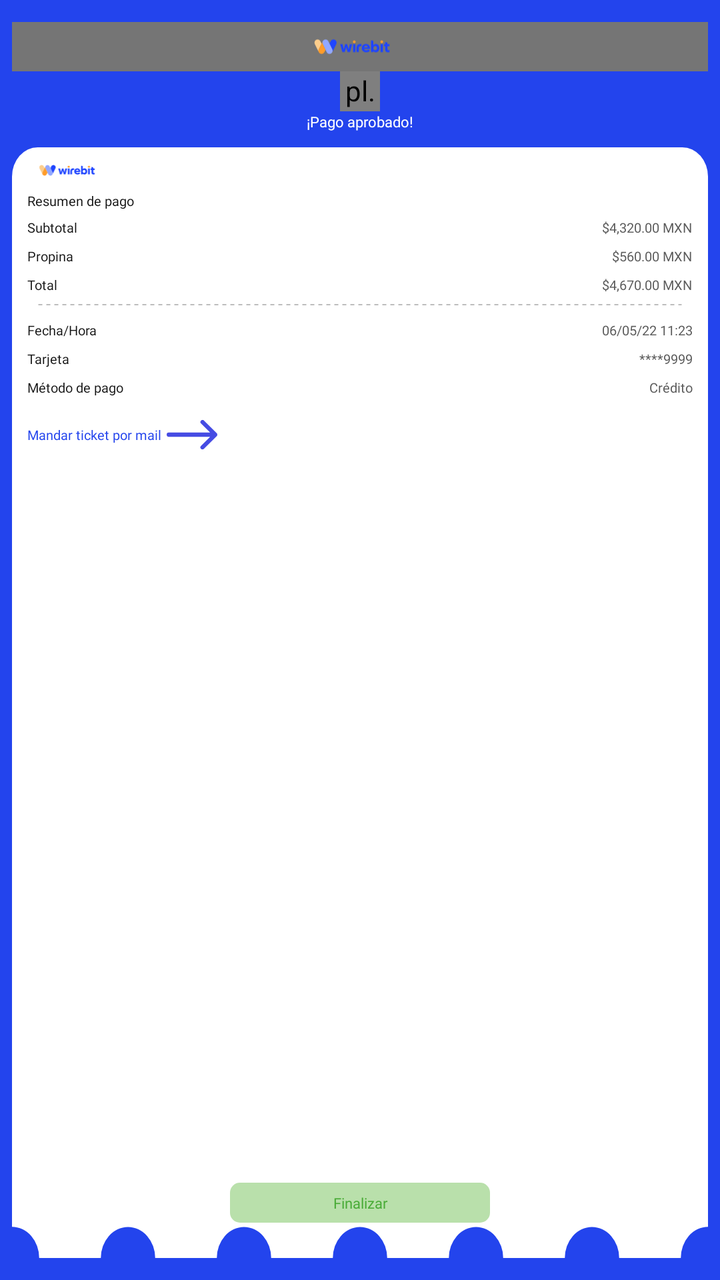
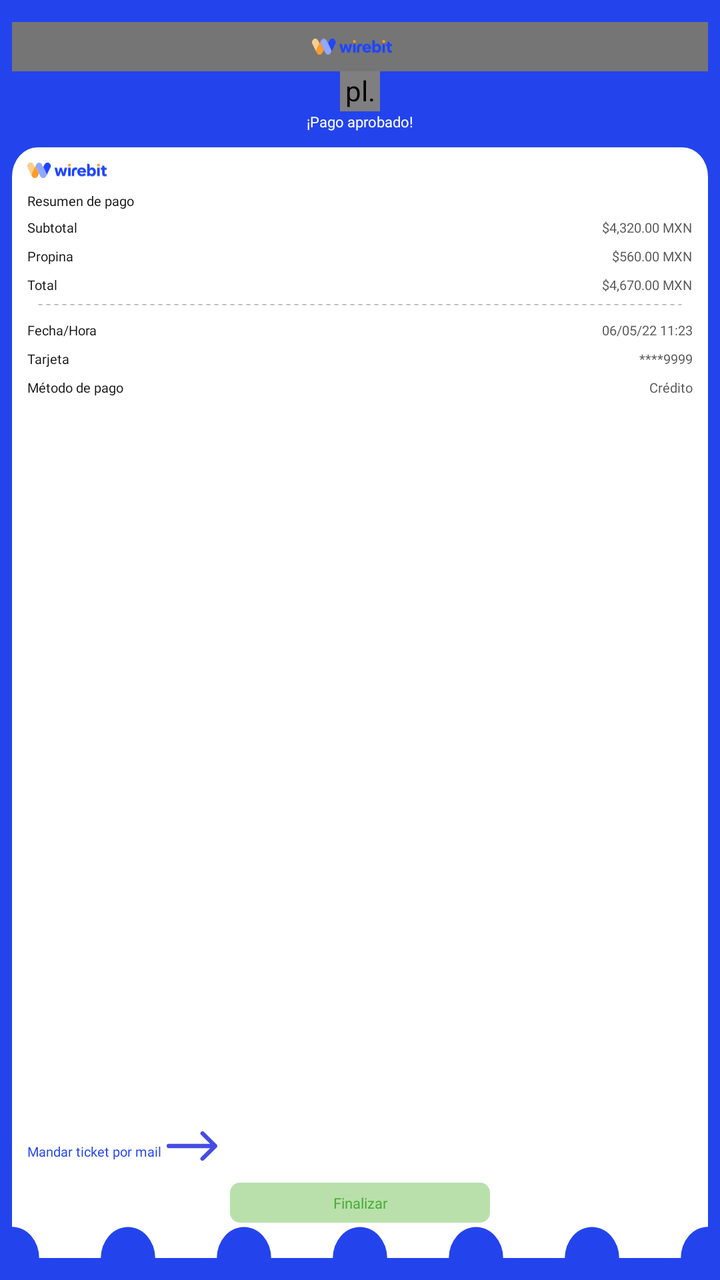

Compare the two renders of this Android layout. The source of the first and the diff that turns it into the second are given below.
<!-- AndroidManifest.xml: application theme AppThemeDown -->
<!-- res/layout/wmx_final_ticket_transaction.xml -->
<?xml version="1.0" encoding="utf-8"?>
<LinearLayout xmlns:android="http://schemas.android.com/apk/res/android"
    xmlns:app="http://schemas.android.com/apk/res-auto"
    android:layout_width="match_parent"
    android:layout_height="match_parent"
    android:orientation="vertical"
    android:paddingLeft="18px"
    android:paddingTop="33px"
    android:paddingRight="18px"
    android:paddingBottom="33px"
    android:background="#2344ED"
    >
    <include layout="@layout/toolbar_layout" />

    <LinearLayout
        android:layout_width="match_parent"
        android:layout_height="wrap_content"
        android:layout_marginBottom="24px"
        android:gravity="center_horizontal"
        android:orientation="vertical">

        <pl.droidsonroids.gif.GifImageView
            android:id="@+id/giv_card_status"
            android:layout_width="60px"
            android:layout_height="60px"
            android:src="@drawable/palomita" />

        <TextView
            android:id="@+id/textView16"
            android:layout_width="wrap_content"
            android:layout_height="wrap_content"
            android:layout_weight="1"
            android:fontFamily="@font/dm_sans_medium"
            android:text="¡Pago aprobado!"
            android:textColor="#FFFFFF"
            android:textSize="22px" />

    </LinearLayout>


    <LinearLayout
        android:layout_width="match_parent"
        android:layout_height="match_parent"
        android:background="@drawable/fondo_ticket"
        android:orientation="vertical"
        android:padding="23px">

        <LinearLayout
            android:layout_width="wrap_content"
            android:layout_height="wrap_content"
            android:orientation="horizontal">

            <ImageView
                android:id="@+id/imageView3"
                android:layout_width="119.41px"
                android:layout_height="22.9px"
                android:layout_marginBottom="20px"
                app:srcCompat="@drawable/wirebit_logotipo2022_color" />

        </LinearLayout>

        <TextView
            android:id="@+id/textView17"
            android:layout_width="wrap_content"
            android:layout_height="wrap_content"
            android:layout_marginBottom="12px"
            android:fontFamily="@font/dm_sans_medium"
            android:text="Resumen de pago"
            android:textColor="#0F0F0F"
            android:textSize="20px" />

        <LinearLayout
            android:layout_width="match_parent"
            android:layout_height="wrap_content"
            android:layout_marginBottom="15px"
            android:orientation="horizontal">

            <TextView
                android:id="@+id/textView18"
                android:layout_width="wrap_content"
                android:layout_height="wrap_content"

                android:layout_weight="1"
                android:fontFamily="@font/dm_sans"
                android:text="Subtotal"
                android:textColor="#121212"
                android:textSize="20px" />

            <TextView
                android:id="@+id/textView25"
                android:layout_width="wrap_content"
                android:layout_height="wrap_content"
                android:fontFamily="@font/dm_sans"
                android:text="$4,320.00 MXN"
                android:textColor="#5A5A5A"
                android:textSize="20px" />
        </LinearLayout>

        <LinearLayout
            android:layout_width="match_parent"
            android:layout_height="wrap_content"
            android:layout_marginBottom="15px"
            android:orientation="horizontal">

            <TextView
                android:id="@+id/textView18"
                android:layout_width="wrap_content"
                android:layout_height="wrap_content"
                android:layout_weight="1"
                android:fontFamily="@font/dm_sans"
                android:text="Propina"
                android:textColor="#121212"
                android:textSize="20px" />

            <TextView
                android:id="@+id/textView25"
                android:layout_width="wrap_content"
                android:layout_height="wrap_content"
                android:fontFamily="@font/dm_sans"
                android:text="$560.00 MXN"
                android:textColor="#5A5A5A"
                android:textSize="20px" />
        </LinearLayout>

        <LinearLayout
            android:layout_width="match_parent"
            android:layout_height="wrap_content"
            android:layout_marginBottom="15px"
            android:orientation="horizontal">

            <TextView
                android:id="@+id/textView18"
                android:layout_width="wrap_content"
                android:layout_height="wrap_content"
                android:layout_weight="1"
                android:fontFamily="@font/dm_sans"
                android:text="Total"
                android:textColor="#121212"
                android:textSize="20px" />

            <TextView
                android:id="@+id/textView25"
                android:layout_width="wrap_content"
                android:layout_height="wrap_content"
                android:fontFamily="@font/dm_sans"
                android:text="$4,670.00 MXN"
                android:textColor="#5A5A5A"
                android:textSize="20px" />
        </LinearLayout>

        <ImageView
            android:layout_width="match_parent"
            android:layout_height="wrap_content"
            android:layout_marginLeft="16px"
            android:layout_marginRight="16px"
            android:layout_marginBottom="23px"
            android:backgroundTint="#A3A6FC"
            android:contentDescription="underline"
            android:layerType="software"
            android:src="@drawable/dotted_line" />

        <LinearLayout
            android:layout_width="match_parent"
            android:layout_height="wrap_content"
            android:layout_marginBottom="15px"
            android:orientation="horizontal">

            <TextView
                android:id="@+id/textView18"
                android:layout_width="wrap_content"
                android:layout_height="wrap_content"
                android:layout_weight="1"
                android:fontFamily="@font/dm_sans"
                android:text="Fecha/Hora"
                android:textColor="#121212"
                android:textSize="20px" />

            <TextView
                android:id="@+id/textView25"
                android:layout_width="wrap_content"
                android:layout_height="wrap_content"
                android:fontFamily="@font/dm_sans"
                android:text="06/05/22 11:23"
                android:textColor="#5A5A5A"
                android:textSize="20px" />
        </LinearLayout>

        <LinearLayout
            android:layout_width="match_parent"
            android:layout_height="wrap_content"
            android:layout_marginBottom="15px"
            android:orientation="horizontal">

            <TextView
                android:id="@+id/textView18"
                android:layout_width="wrap_content"
                android:layout_height="wrap_content"
                android:layout_weight="1"
                android:fontFamily="@font/dm_sans"
                android:text="Tarjeta"
                android:textColor="#121212"
                android:textSize="20px" />

            <TextView
                android:id="@+id/textView25"
                android:layout_width="wrap_content"
                android:layout_height="wrap_content"
                android:fontFamily="@font/dm_sans"
                android:text="****9999"
                android:textColor="#5A5A5A"
                android:textSize="20px" />
        </LinearLayout>

        <LinearLayout
            android:layout_width="match_parent"
            android:layout_height="wrap_content"
            android:layout_marginBottom="35px"
            android:orientation="horizontal">

            <TextView
                android:id="@+id/textView18"
                android:layout_width="wrap_content"
                android:layout_height="wrap_content"
                android:layout_weight="1"
                android:fontFamily="@font/dm_sans"
                android:text="Método de pago"
                android:textColor="#121212"
                android:textSize="20px" />

            <TextView
                android:id="@+id/textView25"
                android:layout_width="wrap_content"
                android:layout_height="wrap_content"
                android:fontFamily="@font/dm_sans"
                android:text="Crédito"
                android:textColor="#5A5A5A"
                android:textSize="20px" />
        </LinearLayout>

        <LinearLayout
            android:layout_width="match_parent"
            android:layout_height="wrap_content"
            android:layout_marginBottom="33px"
            android:gravity="center_vertical"
            android:orientation="horizontal">

            <TextView
                android:id="@+id/textView25"
                android:layout_width="wrap_content"
                android:layout_height="wrap_content"
                android:layout_marginRight="8px"
                android:fontFamily="@font/dm_sans_medium"
                android:text="Mandar ticket por mail"
                android:textColor="#2344ED"
                android:textSize="20px" />

            <ImageView
                android:layout_width="wrap_content"
                android:layout_height="wrap_content"
                android:src="@drawable/flecha_ticket" />
        </LinearLayout>

        <LinearLayout
            android:layout_width="match_parent"
            android:layout_height="wrap_content"
            android:layout_marginBottom="30px"
            android:layout_weight="1"
            android:gravity="bottom|center_horizontal"

            android:orientation="vertical">

            <androidx.appcompat.widget.AppCompatButton
                android:id="@+id/btn_ticket_final"
                android:layout_width="390px"
                android:layout_height="60px"
                android:background="@drawable/rounded_corner"
                android:backgroundTint="#B9E0AB"
                android:enabled="false"
                android:fontFamily="@font/dm_sans_bold"
                android:minHeight="50dip"
                android:stateListAnimator="@null"
                android:text="Finalizar"
                android:textAllCaps="false"
                android:textColor="#4AAC38"
                android:textSize="22px" />
        </LinearLayout>


    </LinearLayout>

</LinearLayout>
<!-- res/layout/toolbar_layout.xml (included above) -->
<androidx.appcompat.widget.Toolbar xmlns:android="http://schemas.android.com/apk/res/android"
    xmlns:app="http://schemas.android.com/apk/res-auto"
    android:id="@+id/toolbar"
    android:layout_width="match_parent"
    android:layout_height="74px"
    android:background="?attr/colorPrimaryDark"
    android:minHeight="@dimen/abc_action_bar_default_height_material"
    android:visibility="visible"
    app:contentInsetEnd="0dp"
    app:contentInsetStart="0dp"
    app:popupTheme="@style/ThemeOverlay.AppCompat.Light"
    app:theme="@style/ThemeOverlay.AppCompat.Dark.ActionBar">


    <TextView
        android:id="@+id/txt_toolbar_title"
        android:layout_width="wrap_content"
        android:layout_height="wrap_content"
        android:layout_gravity="center"
        android:ellipsize="middle"
        android:fontFamily="@font/dm_sans_medium"
        android:singleLine="true"
        android:textColor="#121212"
        android:textSize="22px"
        android:visibility="gone" />

    <ImageView
        android:id="@+id/img_invisible_margin"
        android:layout_width="?android:attr/actionBarSize"
        android:layout_height="48dp"
        android:visibility="invisible" />

    <LinearLayout
        android:id="@+id/toolbar_logo_container"
        android:layout_width="match_parent"
        android:layout_height="match_parent"
        android:layout_gravity="center"
        android:layout_marginRight="?android:attr/actionBarSize"
        android:paddingRight="24px"
        android:gravity="center"
        >

        <ImageView
            android:id="@+id/toolbar_logo"
            android:layout_width="120px"
            android:layout_height="match_parent"
            android:layout_gravity="center"
            android:src="@drawable/wirebit_logotipo2022_color" />
    </LinearLayout>


    <LinearLayout
        android:id="@+id/toolbar_btn_calendar"
        android:layout_width="51px"
        android:layout_height="51px"
        android:layout_gravity="right"
        android:background="@drawable/rounded_corner"
        android:backgroundTint="#fff"
        android:gravity="center"
        android:layout_marginRight="35px"
        android:padding="10px"
        android:visibility="gone">

        <ImageView
            android:id="@+id/iv_calendar"
            android:layout_width="wrap_content"
            android:layout_height="wrap_content"
            android:src="@drawable/calendario" />
    </LinearLayout>

</androidx.appcompat.widget.Toolbar>
<!-- resources referenced by this layout -->
<resources>
  <!-- drawable dotted_line (drawable) -->
  <?xml version="1.0" encoding="utf-8"?>
  <shape xmlns:android="http://schemas.android.com/apk/res/android"
      android:shape="line" >
  
      <stroke
          android:dashGap="6px"
          android:dashWidth="6px"
          android:width="1px"
          android:color="#7C7C7C" />
  
      <size android:height="2px" />
  
  
  </shape>
  <!-- drawable rounded_corner (drawable) -->
  <?xml version="1.0" encoding="utf-8"?>
  <shape xmlns:android="http://schemas.android.com/apk/res/android"
      android:shape="rectangle" >
  
      <corners
          android:radius="15px"/>
  
      <solid android:color="#2344ED" />
  
      <padding
          android:bottom="0dp"
          android:left="0dp"
          android:right="0dp"
          android:top="0dp" />
  
  
  </shape>
  <!-- drawable wirebit_logotipo2022_color: vector/xml drawable (drawable, 3476 chars, omitted) -->
  <style name="MyActionBar" parent="@android:style/Widget.Holo.Light.ActionBar">
          <item name="android:background">@color/action_bar</item>
          <item name="android:indeterminateProgressStyle">@style/ActionBarProgressBar.MyStyle</item>
          <item name="android:titleTextStyle">@style/TitleTextStyle</item>
          <item name="android:displayOptions">showHome|homeAsUp|showTitle</item>
          <item name="android:icon">@android:color/transparent</item>
          <item name="windowActionBar">false</item>
          <item name="windowNoTitle">true</item>
      </style>
  <style name="MyTheme.ActionBar.TabBar" parent="android:style/Widget.Holo.Light.ActionBar.TabBar">
          
          <item name="android:background">@color/eb_col_7</item>
      </style>
  <style name="ActionBarTabStyle" parent="android:style/Widget.Holo.ActionBar.TabView">
          <item name="android:background">@drawable/edm_detail_actionbar_tabview_style</item>
      </style>
  <style name="CustomOptionsMenu" parent="Widget.AppCompat.PopupMenu.Overflow">
          <item name="android:popupBackground">@color/eb_col_12</item>
      </style>
  <style name="PopupMenu" parent="@style/Widget.AppCompat.Light.PopupMenu">
          <item name="android:popupBackground">@color/eb_col_14</item>
      </style>
  <style name="customSpinnerStyle" parent="android:Widget.ListView.DropDown">
          <item name="android:divider">@color/segment_line</item>
          <item name="android:dividerHeight">0dp</item>
      </style>
  <style name="OverFlow" parent="@android:style/Widget.Holo.ActionButton.Overflow">
          <item name="android:src">@drawable/action_bar_more</item>
      </style>
  <style name="MyMenuTextAppearance" parent="@style/TextAppearance.AppCompat.Widget.ActionBar.Menu">
          <item name="android:textAllCaps">false</item>
      </style>
  <color name="action_bar">@color/eb_col_4</color>
  <style name="ActionBarProgressBar.MyStyle" parent="@android:style/Widget.Holo.ProgressBar.Small">
          <item name="android:minWidth">28dp</item>
          <item name="android:maxWidth">28dp</item>
          <item name="android:minHeight">28dp</item>
          <item name="android:maxHeight">28dp</item>
      </style>
  <style name="TitleTextStyle">
          <item name="android:textSize">18.0sp</item>
          <item name="android:textColor">@color/eb_col_7</item>
      </style>
  <color name="eb_col_7">#ffffff</color>
  <color name="eb_col_12">#f8f8f8</color>
  <color name="eb_col_14">#00A1DE</color>
  <color name="segment_line">@color/eb_col_12</color>
  <color name="eb_col_4">#004C90</color>
  <!-- unchanged entries left out for length: 8 -->
</resources>

<!-- the commit's change to res/layout/wmx_final_ticket_transaction.xml (unified diff, before → after) -->
@@ -46,13 +46,14 @@
         android:padding="23px">
 
         <LinearLayout
-            android:layout_width="wrap_content"
-            android:layout_height="wrap_content"
+            android:layout_width="match_parent"
+            android:layout_height="wrap_content"
+            android:gravity="left"
             android:orientation="horizontal">
 
             <ImageView
                 android:id="@+id/imageView3"
-                android:layout_width="119.41px"
+                android:layout_width="119px"
                 android:layout_height="22.9px"
                 android:layout_marginBottom="20px"
                 app:srcCompat="@drawable/wirebit_logotipo2022_color" />
@@ -60,7 +61,7 @@
         </LinearLayout>
 
         <TextView
-            android:id="@+id/textView17"
+            android:id="@+id/ticket_tv_title"
             android:layout_width="wrap_content"
             android:layout_height="wrap_content"
             android:layout_marginBottom="12px"
@@ -70,6 +71,7 @@
             android:textSize="20px" />
 
         <LinearLayout
+            android:id="@+id/ticket_ll_subtotal"
             android:layout_width="match_parent"
             android:layout_height="wrap_content"
             android:layout_marginBottom="15px"
@@ -87,7 +89,7 @@
                 android:textSize="20px" />
 
             <TextView
-                android:id="@+id/textView25"
+                android:id="@+id/ticket_tv_subtotal_value"
                 android:layout_width="wrap_content"
                 android:layout_height="wrap_content"
                 android:fontFamily="@font/dm_sans"
@@ -103,7 +105,7 @@
             android:orientation="horizontal">
 
             <TextView
-                android:id="@+id/textView18"
+                android:id="@+id/ticket_tv_tip_label"
                 android:layout_width="wrap_content"
                 android:layout_height="wrap_content"
                 android:layout_weight="1"
@@ -113,7 +115,7 @@
                 android:textSize="20px" />
 
             <TextView
-                android:id="@+id/textView25"
+                android:id="@+id/ticket_tv_tip_value"
                 android:layout_width="wrap_content"
                 android:layout_height="wrap_content"
                 android:fontFamily="@font/dm_sans"
@@ -129,7 +131,7 @@
             android:orientation="horizontal">
 
             <TextView
-                android:id="@+id/textView18"
+                android:id="@+id/ticket_tv_total_label"
                 android:layout_width="wrap_content"
                 android:layout_height="wrap_content"
                 android:layout_weight="1"
@@ -139,7 +141,7 @@
                 android:textSize="20px" />
 
             <TextView
-                android:id="@+id/textView25"
+                android:id="@+id/ticket_tv_total_value"
                 android:layout_width="wrap_content"
                 android:layout_height="wrap_content"
                 android:fontFamily="@font/dm_sans"
@@ -176,7 +178,7 @@
                 android:textSize="20px" />
 
             <TextView
-                android:id="@+id/textView25"
+                android:id="@+id/ticket_tv_time_value"
                 android:layout_width="wrap_content"
                 android:layout_height="wrap_content"
                 android:fontFamily="@font/dm_sans"
@@ -202,7 +204,7 @@
                 android:textSize="20px" />
 
             <TextView
-                android:id="@+id/textView25"
+                android:id="@+id/ticket_tv_card_value"
                 android:layout_width="wrap_content"
                 android:layout_height="wrap_content"
                 android:fontFamily="@font/dm_sans"
@@ -228,7 +230,7 @@
                 android:textSize="20px" />
 
             <TextView
-                android:id="@+id/textView25"
+                android:id="@+id/ticket_tv_method_value"
                 android:layout_width="wrap_content"
                 android:layout_height="wrap_content"
                 android:fontFamily="@font/dm_sans"
@@ -238,10 +240,12 @@
         </LinearLayout>
 
         <LinearLayout
+            android:id="@+id/ll_btn_open_modal_email"
             android:layout_width="match_parent"
             android:layout_height="wrap_content"
             android:layout_marginBottom="33px"
-            android:gravity="center_vertical"
+            android:layout_weight="1"
+            android:gravity="bottom"
             android:orientation="horizontal">
 
             <TextView
@@ -264,7 +268,6 @@
             android:layout_width="match_parent"
             android:layout_height="wrap_content"
             android:layout_marginBottom="30px"
-            android:layout_weight="1"
             android:gravity="bottom|center_horizontal"
 
             android:orientation="vertical">
@@ -275,7 +278,6 @@
                 android:layout_height="60px"
                 android:background="@drawable/rounded_corner"
                 android:backgroundTint="#B9E0AB"
-                android:enabled="false"
                 android:fontFamily="@font/dm_sans_bold"
                 android:minHeight="50dip"
                 android:stateListAnimator="@null"
<!-- resource entries referenced after the edit -->
@@ -33,7 +33,7 @@
   
   
   </shape>
-  <!-- drawable wirebit_logotipo2022_color: vector/xml drawable (drawable, 3476 chars, omitted) -->
+  <!-- drawable wirebit_logotipo2022_color: vector/xml drawable (drawable, 2941 chars, omitted) -->
   <style name="MyActionBar" parent="@android:style/Widget.Holo.Light.ActionBar">
           <item name="android:background">@color/action_bar</item>
           <item name="android:indeterminateProgressStyle">@style/ActionBarProgressBar.MyStyle</item>
